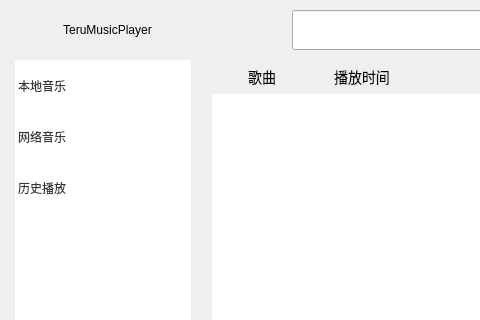
Above: musicplayer.ui from Teru10969/MusicPlayer before the change; both pictures show x 0 to 480 and y 0 to 320 of the 960 by 540 pixel window. Below: the same form after it.
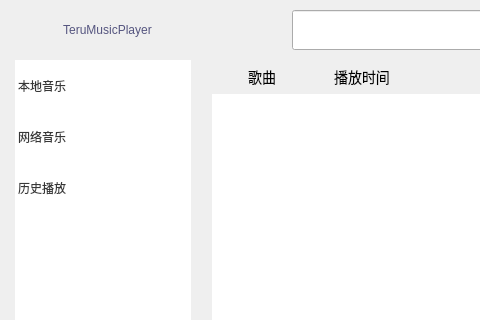
That is the form after the change. Icons and pictures are not drawn.

Patch:
```diff
--- a/musicplayer.ui
+++ b/musicplayer.ui
@@ -168,8 +168,10 @@
          <item>
           <widget class="QLabel" name="label">
            <property name="styleSheet">
-            <string notr="true">font: 20pt &quot;Mistral&quot;;
-font-color:rgb(85, 85, 127);</string>
+            <string notr="true">QLabel {
+        font: 20pt &quot;Mistral&quot;;
+	    color: rgb(85, 85, 127);
+    }</string>
            </property>
            <property name="text">
             <string> TeruMusicPlayer</string>
```
Left out of the diff: 4 changed lines with no effect on the pictures.
